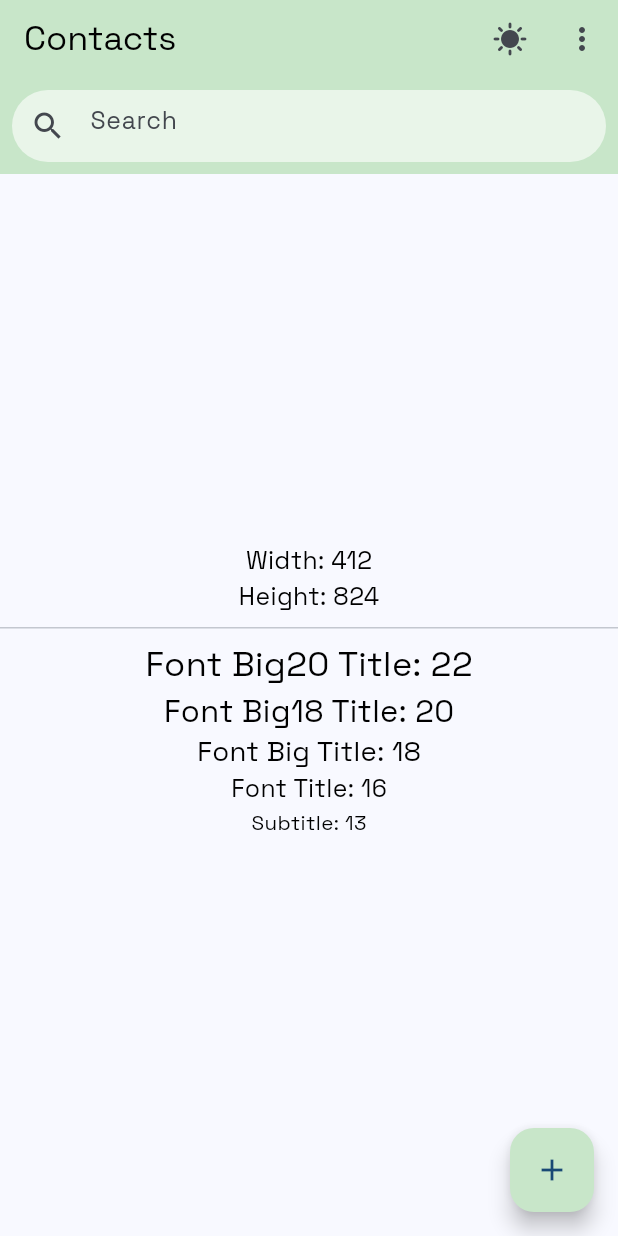
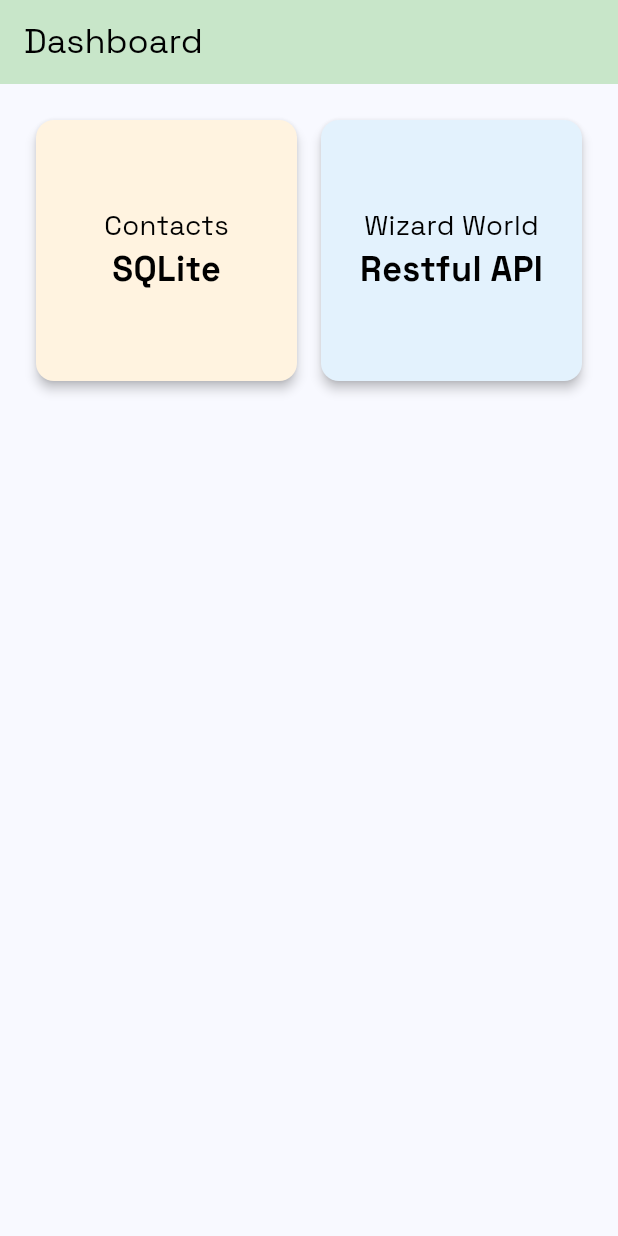
Before and after one commit to SecurFlyInfinity/clean_architecture_with_bloc, a Flutter app: the screen it shows after launch, on a phone screen of 412 x 824 dp. Run offline on Flutter 3.47's test engine with Material 2 defaults, Android fonts, the phone set to English and light mode, and no system bars; our stand-ins replace bloc, flutter_bloc.

Commit message:
Dashboard, Wizard, Keys, AppRoute

```diff
--- a/lib/config/initialize.dart
+++ b/lib/config/initialize.dart
@@ -1,5 +1,4 @@
 import 'package:architecture/config/logger.dart';
-import 'package:architecture/presentation/theme/screen_dimens.dart';
 import 'package:architecture/presentation/theme/theme_config.dart';
 import 'package:flutter/cupertino.dart';
 
--- /dev/null
+++ b/lib/data/keys/app_keys.dart
@@ -0,0 +1,5 @@
+import 'dart:core';
+
+class AppKeys{
+  String get baseURL => "wizard-world-api.herokuapp.com";
+}
--- a/lib/main.dart
+++ b/lib/main.dart
@@ -1,11 +1,7 @@
-import 'package:architecture/config/initialize.dart';
-import 'package:architecture/presentation/pages/home/bloc/home_view_model.dart';
-import 'package:architecture/presentation/theme/screen_dimens.dart';
-import 'package:architecture/presentation/theme/theme_config.dart';
+import 'package:architecture/config/app_route.dart';
+import 'package:architecture/presentation/pages/dashboard/dashboard_page.dart';
 import 'package:flutter/material.dart';
-import 'package:flutter_bloc/flutter_bloc.dart';
 
-import 'presentation/pages/home/home_page.dart';
 
 void main() {
   runApp(const MyApp());
@@ -14,7 +10,6 @@ void main() {
 class MyApp extends StatelessWidget {
   const MyApp({super.key});
 
-  // This widget is the root of your application.
   @override
   Widget build(BuildContext context) {
     return MaterialApp(
@@ -25,10 +20,8 @@ class MyApp extends StatelessWidget {
         colorScheme: ColorScheme.fromSeed(seedColor: Colors.blue),
         useMaterial3: true,
       ),
-      home: BlocProvider<HomeViewModel>(
-          create: (_) => HomeViewModel(),
-          child: const HomePage()
-      )
+      onGenerateRoute: AppRoute.generateRoute,
+      home: const DashboardPage()
     );
   }
 }
--- /dev/null
+++ b/lib/presentation/pages/dashboard/dashboard_page.dart
@@ -0,0 +1,46 @@
+import 'package:architecture/config/app_route.dart';
+import 'package:flutter/material.dart';
+
+import '../../../config/initialize.dart';
+import '../../theme/theme_config.dart';
+import '../../widget/dashboard_item.dart';
+
+class DashboardPage extends StatelessWidget {
+  const DashboardPage({super.key});
+
+  @override
+  Widget build(BuildContext context) {
+    Initialize.init(context);
+    return Scaffold(
+      appBar: AppBar(
+          backgroundColor: ThemeConfig.colors.background,
+          title: Text(
+            ThemeConfig.strings.dashboard,
+            style: ThemeConfig.styles.style20,
+          ),
+      ),
+      body: GridView.count(
+        crossAxisCount: 2,
+        padding: const EdgeInsets.all(16.0),
+        children: <Widget>[
+          DashboardItem(
+            backgroundColor: Colors.orange.shade50,
+            title: ThemeConfig.strings.contacts,
+            subTitle: ThemeConfig.strings.sqlite,
+            onTap: (){
+              Navigator.pushNamed(context, AppRoute.homeRoute);
+            },
+          ),
+          DashboardItem(
+            backgroundColor: Colors.blue.shade50,
+            title: ThemeConfig.strings.wizardWorld,
+            subTitle: ThemeConfig.strings.restAPI,
+            onTap: (){
+              Navigator.pushNamed(context, AppRoute.wizardRoute);
+            },
+          ),
+        ],
+      ),
+    );
+  }
+}
--- a/lib/presentation/pages/home/bloc/home_view_model.dart
+++ b/lib/presentation/pages/home/bloc/home_bloc.dart
@@ -1,21 +1,18 @@
-import 'dart:async';
 
-import 'package:architecture/config/logger.dart';
-import 'package:bloc/bloc.dart';
 import 'package:flutter/material.dart';
-import 'package:meta/meta.dart';
+import 'package:flutter_bloc/flutter_bloc.dart';
 
 part 'home_event.dart';
 part 'home_state.dart';
 
-class HomeViewModel extends Bloc<HomeEvent, HomeState> {
+class HomeBloc extends Bloc<HomeEvent, HomeState> {
  // late TextEditingController cSearch;
   String? text;
   void init(){
    // cSearch = TextEditingController();
     text = "";
   }
-  HomeViewModel() : super(HomeInitial()) {
+  HomeBloc() : super(HomeInitial()) {
     on<CreateContactEvent>(createContact);
   }
 
--- a/lib/presentation/pages/home/bloc/home_event.dart
+++ b/lib/presentation/pages/home/bloc/home_event.dart
@@ -1,9 +1,9 @@
-part of 'home_view_model.dart';
+part of 'home_bloc.dart';
 
 @immutable
 abstract class HomeEvent {}
 class CreateContactEvent extends HomeEvent{
-  final data;
+  final String data;
 
   CreateContactEvent(this.data);
 }
--- a/lib/presentation/pages/home/bloc/home_state.dart
+++ b/lib/presentation/pages/home/bloc/home_state.dart
@@ -1,4 +1,4 @@
-part of 'home_view_model.dart';
+part of 'home_bloc.dart';
 
 @immutable
 abstract class HomeState {}
--- a/lib/presentation/pages/home/home_page.dart
+++ b/lib/presentation/pages/home/home_page.dart
@@ -1,10 +1,7 @@
-import 'package:architecture/config/logger.dart';
-import 'package:architecture/data/base/base_widget.dart';
-import 'package:architecture/presentation/pages/home/bloc/home_view_model.dart';
+import 'package:architecture/presentation/pages/home/bloc/home_bloc.dart';
 import 'package:flutter/material.dart';
 import 'package:flutter_bloc/flutter_bloc.dart';
 
-import '../../../config/initialize.dart';
 import '../../theme/theme_config.dart';
 import '../../widget/shared_widget.dart';
 
@@ -13,10 +10,9 @@ class HomePage extends StatelessWidget {
 
   @override
   Widget build(BuildContext context) {
-    Initialize.init(context);
     return Scaffold(
       appBar: AppBar(
-        backgroundColor: ThemeConfig.colors.background,
+        backgroundColor: ThemeConfig.colors.contactColor,
         title: Text(
           ThemeConfig.strings.contacts,
           style: ThemeConfig.styles.style20,
@@ -30,7 +26,7 @@ class HomePage extends StatelessWidget {
           child: Padding(
             padding: const EdgeInsets.all(8.0),
             child: SharedWidget.search(
-              onChanged: (v)=>context.read<HomeViewModel>().add(CreateContactEvent(v))
+              onChanged: (v)=>context.read<HomeBloc>().add(CreateContactEvent(v))
             ),
           ),
         ),
@@ -47,7 +43,7 @@ class HomePage extends StatelessWidget {
               'Height: ${ThemeConfig.dimens.height.toInt()}',
               style: ThemeConfig.styles.style14,
             ),
-            Divider(),
+            const Divider(),
             Text(
               "Font Big20 Title: ${ThemeConfig.dimens.font20.toInt()}",
               style: ThemeConfig.styles.style20,
@@ -68,10 +64,10 @@ class HomePage extends StatelessWidget {
               "Subtitle: ${ThemeConfig.dimens.font12.toInt()}",
               style: ThemeConfig.styles.style12,
             ),
-            BlocBuilder<HomeViewModel,HomeState>(
+            BlocBuilder<HomeBloc,HomeState>(
                 builder: (ctx,state){
               return Text(
-                context.read<HomeViewModel>().text??"",
+                context.read<HomeBloc>().text??"",
                 style: ThemeConfig.styles.style12,
               );
             }),
@@ -79,7 +75,7 @@ class HomePage extends StatelessWidget {
         ),
       ),
       floatingActionButton: FloatingActionButton(
-        backgroundColor: ThemeConfig.colors.background,
+        backgroundColor: ThemeConfig.colors.contactColor,
         onPressed: (){},
         child: const Icon(Icons.add),
       ),
--- /dev/null
+++ b/lib/presentation/pages/wizards/bloc/wizard_bloc.dart
@@ -0,0 +1,15 @@
+import 'dart:async';
+
+import 'package:bloc/bloc.dart';
+import 'package:meta/meta.dart';
+
+part 'wizard_event.dart';
+part 'wizard_state.dart';
+
+class WizardBloc extends Bloc<WizardEvent, WizardState> {
+  WizardBloc() : super(WizardInitial()) {
+    on<WizardEvent>((event, emit) {
+      // TODO: implement event handler
+    });
+  }
+}
--- /dev/null
+++ b/lib/presentation/pages/wizards/bloc/wizard_event.dart
@@ -0,0 +1,4 @@
+part of 'wizard_bloc.dart';
+
+@immutable
+abstract class WizardEvent {}
--- /dev/null
+++ b/lib/presentation/pages/wizards/bloc/wizard_state.dart
@@ -0,0 +1,6 @@
+part of 'wizard_bloc.dart';
+
+@immutable
+abstract class WizardState {}
+
+class WizardInitial extends WizardState {}
--- a/lib/presentation/theme/app_colors.dart
+++ b/lib/presentation/theme/app_colors.dart
@@ -4,4 +4,6 @@ import 'package:flutter/material.dart';
 class AppColors{
   Color get primary  => Colors.black;
   Color get background  => Colors.green.shade100;
+  Color get wizardColor  => Colors.blue.shade100;
+  Color get contactColor  => Colors.orange.shade100;
 }
--- a/lib/presentation/theme/app_strings.dart
+++ b/lib/presentation/theme/app_strings.dart
@@ -1,7 +1,11 @@
 class AppStrings{
+
   String get appName =>"Clean Architecture";
   String get search =>"Search";
   String get contacts =>"Contacts";
+  String get dashboard =>"Dashboard";
   String get fontName =>"SpaceGrotesk";
-  String get test =>"Test";
+  String get sqlite =>"SQLite";
+  String get wizardWorld =>"Wizard World";
+  String get restAPI =>"Restful API";
 }
--- /dev/null
+++ b/lib/presentation/widget/dashboard_item.dart
@@ -0,0 +1,37 @@
+import 'package:flutter/material.dart';
+
+import '../theme/theme_config.dart';
+
+class DashboardItem extends StatelessWidget {
+  final String title;
+  final String subTitle;
+  final Color backgroundColor;
+  final GestureTapCallback? onTap;
+  const DashboardItem({super.key, required this.title, required this.subTitle,required this.backgroundColor, this.onTap});
+
+  @override
+  Widget build(BuildContext context) {
+    return Card(
+      elevation: 3.0,
+      color: backgroundColor,
+      margin: const EdgeInsets.all(8.0),
+      child: InkWell(
+          onTap: onTap,
+          child: Column(
+            crossAxisAlignment: CrossAxisAlignment.center,
+            mainAxisAlignment: MainAxisAlignment.center,
+            children: [
+              Text(
+                title,
+                style: ThemeConfig.styles.style16,
+              ),
+              Text(
+                subTitle,
+                style: ThemeConfig.styles.style20.copyWith(fontWeight: FontWeight.w700),
+              ),
+            ],
+          )
+      ),
+    );
+  }
+}
```
Also changed, not shown: lib/config/app_route.dart (added, +41 -0 lines), lib/config/extensions/page_navigation.dart (added, +22 -0 lines), lib/data/base/base_widget.dart (deleted, +0 -40 lines), lib/presentation/pages/wizards/wizard_page.dart (added, +21 -0 lines).
